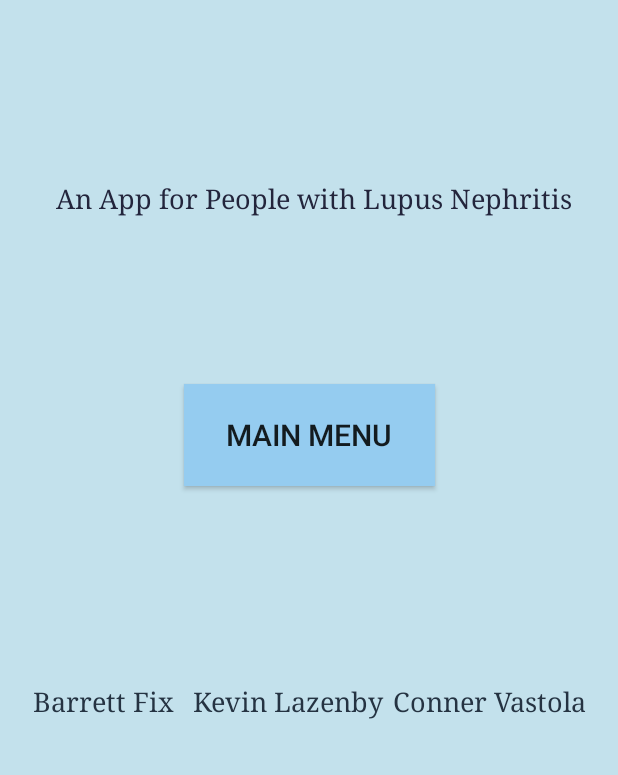
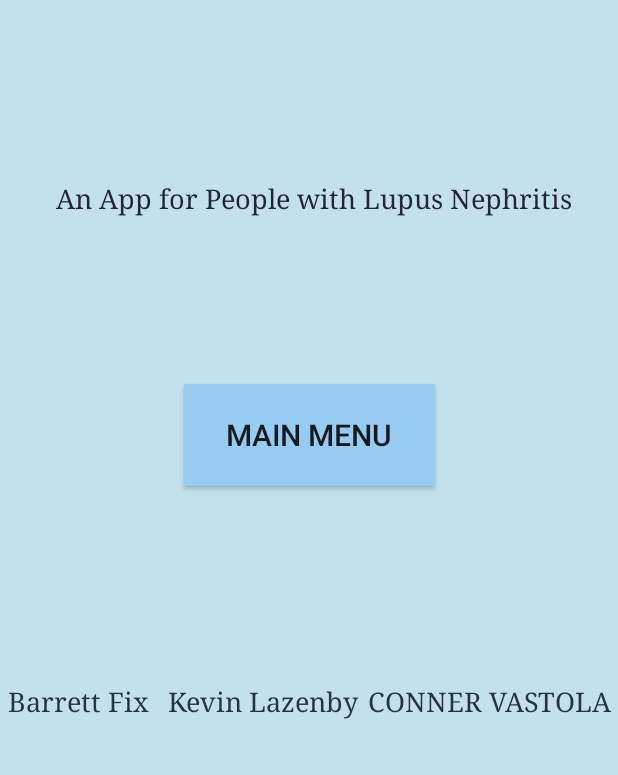
Before and after one commit to kevinlazenby/LupusLabsRepository, an Android app: the screen it shows after launch (MainActivity), on a phone screen of 412 x 824 dp, the part 461-1236 px from its top. Run offline under Robolectric (Android 15) with nearby library versions, the phone set to English and light mode, and no system bars.

```diff
--- a/app/src/main/res/layout/activity_main.xml
+++ b/app/src/main/res/layout/activity_main.xml
@@ -28,7 +28,7 @@
         android:layout_width="408dp"
         android:layout_height="64dp"
         android:gravity="center"
-        android:text="Barrett Fix\tKevin Lazenby\tConner Vastola"
+        android:text="Barrett Fix\tKevin Lazenby\tCONNER VASTOLA"
         android:textColor="#253342"
         android:textSize="18sp"
         app:fontFamily="serif"
```
